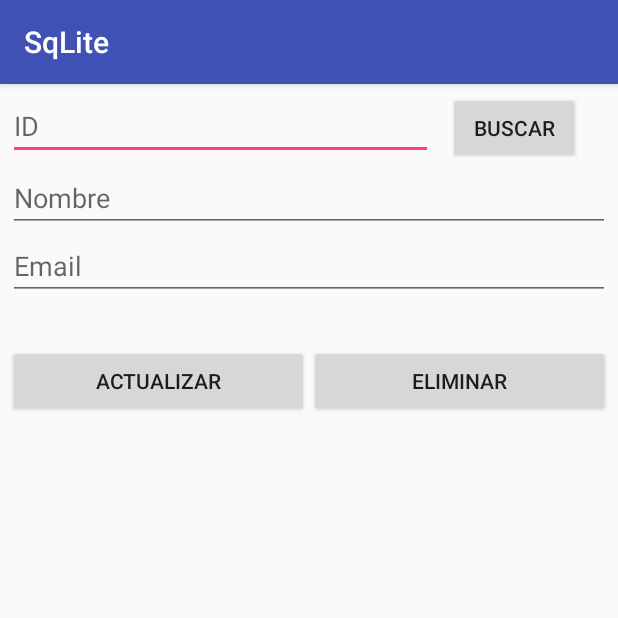
After one commit to oriolrivera/androidTree, an Android app: the ManagerUser screen opened directly, with no data from a screen before it, on a phone screen of 412 x 824 dp, the top half of it. The commit adds this screen. Run offline under Robolectric (Android 15) with nearby library versions, the phone set to English and light mode, and no system bars.

Commit message:
consultar usuario por id
Pantalla consultar usuario por id, usando rawQuery y query

```diff
--- a/sqLite/app/src/main/AndroidManifest.xml
+++ b/sqLite/app/src/main/AndroidManifest.xml
@@ -19,6 +19,7 @@
         <activity android:name=".Controllers.SaveUser" />
         <activity android:name=".Controllers.Users" />
         <activity android:name=".Controllers.UsersList" />
+        <activity android:name=".Controllers.ManagerUser"></activity>
     </application>
 
 </manifest>
--- /dev/null
+++ b/sqLite/app/src/main/java/com/sqlite/user/sqlite/Controllers/ManagerUser.java
@@ -0,0 +1,81 @@
+package com.sqlite.user.sqlite.Controllers;
+
+import android.database.Cursor;
+import android.database.sqlite.SQLiteDatabase;
+import android.support.v7.app.AppCompatActivity;
+import android.os.Bundle;
+import android.view.View;
+import android.widget.EditText;
+import android.widget.Toast;
+
+import com.sqlite.user.sqlite.Config.ConnectionSQLiteHelper;
+import com.sqlite.user.sqlite.R;
+import com.sqlite.user.sqlite.SqlLite.CreateUsersTable;
+
+public class ManagerUser extends AppCompatActivity {
+
+    EditText inputId, inputName, inputEmail;
+
+    ConnectionSQLiteHelper conn;
+
+    @Override
+    protected void onCreate(Bundle savedInstanceState) {
+        super.onCreate(savedInstanceState);
+        setContentView(R.layout.activity_manager_user);
+
+        conn = new ConnectionSQLiteHelper(getApplicationContext());
+
+        inputId = (EditText) findViewById(R.id.inputUserId);
+        inputName = (EditText) findViewById(R.id.inputUserName);
+        inputEmail = (EditText) findViewById(R.id.inputUserEmail);
+    }
+
+    public void onClick(View view){
+        switch (view.getId()){
+            case R.id.btnSearch:
+                getUser();
+                //getUserSql();
+                break;
+        }
+    }
+
+    private void getUserSql() {
+        SQLiteDatabase db = conn.getReadableDatabase();
+        String[] params = {inputId.getText().toString()};
+
+        try {
+
+            Cursor cursor = db.rawQuery("SELECT "+CreateUsersTable.KEY_NAME+","+CreateUsersTable.KEY_EMAIL
+                            +" FROM "+CreateUsersTable.TABLE_USER+" WHERE "+CreateUsersTable.KEY_ID +"=?", params);
+            cursor.moveToFirst();
+            inputName.setText(cursor.getString(0));
+            inputEmail.setText(cursor.getString(1));
+
+        }catch (Exception e){
+            Toast.makeText(getApplicationContext(),"El registro no existe",Toast.LENGTH_LONG).show();
+            clearInputs();
+        }
+
+    }
+
+    private void getUser() {
+        SQLiteDatabase db = conn.getReadableDatabase();
+        String[] params = {inputId.getText().toString()};
+        String[] inputs = {CreateUsersTable.KEY_NAME, CreateUsersTable.KEY_EMAIL};
+
+        try {
+            Cursor cursor = db.query(CreateUsersTable.TABLE_USER, inputs, CreateUsersTable.KEY_ID + " = ?", params,null,null,null);
+            cursor.moveToFirst();
+            inputName.setText(cursor.getString(0));
+            inputEmail.setText(cursor.getString(1));
+            cursor.close();
+        }catch (Exception ex){
+            Toast.makeText(getApplicationContext(),"El registro no existe",Toast.LENGTH_LONG).show();
+            clearInputs();
+        }
+
+    }
+
+    private void clearInputs() {
+    }
+}
--- a/sqLite/app/src/main/java/com/sqlite/user/sqlite/MainActivity.java
+++ b/sqLite/app/src/main/java/com/sqlite/user/sqlite/MainActivity.java
@@ -6,6 +6,7 @@ import android.os.Bundle;
 import android.util.Log;
 import android.view.View;
 
+import com.sqlite.user.sqlite.Controllers.ManagerUser;
 import com.sqlite.user.sqlite.Controllers.SaveUser;
 import com.sqlite.user.sqlite.Controllers.Users;
 import com.sqlite.user.sqlite.Controllers.UsersList;
@@ -36,6 +37,9 @@ public class MainActivity extends AppCompatActivity {
             case R.id.btnRecyclerViewUser:
                 myIntent = new Intent(MainActivity.this, UsersList.class);
                 break;
+            case R.id.btnManagerUser:
+                myIntent = new Intent(MainActivity.this, ManagerUser.class);
+                break;
 
         }
         if (myIntent != null){
--- a/sqLite/app/src/main/res/layout/activity_main.xml
+++ b/sqLite/app/src/main/res/layout/activity_main.xml
@@ -27,4 +27,11 @@
             android:onClick="onClick"
             android:text="RecyclerView Lista usuarios" />
 
+        <Button
+            android:id="@+id/btnManagerUser"
+            android:layout_width="match_parent"
+            android:layout_height="wrap_content"
+            android:text="Administrar usuarios"
+            android:onClick="onClick"/>
+
 </LinearLayout>
--- /dev/null
+++ b/sqLite/app/src/main/res/layout/activity_manager_user.xml
@@ -0,0 +1,73 @@
+<?xml version="1.0" encoding="utf-8"?>
+<LinearLayout xmlns:android="http://schemas.android.com/apk/res/android"
+    xmlns:app="http://schemas.android.com/apk/res-auto"
+    xmlns:tools="http://schemas.android.com/tools"
+    android:layout_width="match_parent"
+    android:layout_height="match_parent"
+    android:paddingBottom="5dp"
+    android:paddingLeft="5dp"
+    android:paddingRight="5dp"
+    android:paddingTop="5dp"
+    android:orientation="vertical"
+    tools:context="com.sqlite.user.sqlite.Controllers.ManagerUser">
+
+    <LinearLayout
+        android:layout_width="match_parent"
+        android:layout_height="wrap_content"
+        android:orientation="horizontal"
+        android:weightSum="1">
+
+        <EditText
+            android:id="@+id/inputUserId"
+            android:layout_width="wrap_content"
+            android:layout_height="wrap_content"
+            android:hint="ID"
+            android:layout_weight="0.93" />
+
+        <Button
+            android:id="@+id/btnSearch"
+            android:layout_width="wrap_content"
+            android:layout_height="wrap_content"
+            android:layout_marginLeft="10dp"
+            android:text="Buscar"
+            android:onClick="onClick"/>
+
+
+    </LinearLayout>
+
+    <EditText
+        android:id="@+id/inputUserName"
+        android:layout_width="match_parent"
+        android:layout_height="wrap_content"
+        android:hint="Nombre"/>
+
+    <EditText
+        android:id="@+id/inputUserEmail"
+        android:layout_width="match_parent"
+        android:layout_height="wrap_content"
+        android:hint="Email"/>
+
+    <LinearLayout
+        android:layout_marginTop="30dp"
+        android:layout_width="match_parent"
+        android:layout_height="wrap_content"
+        android:orientation="horizontal"
+        android:weightSum="1">
+
+        <Button
+            android:id="@+id/btnUpdate"
+            android:layout_width="match_parent"
+            android:layout_height="wrap_content"
+            android:text="Actualizar"
+            android:layout_weight="0.5"
+            android:onClick="onClick"/>
+
+        <Button
+            android:id="@+id/btnDelete"
+            android:layout_width="match_parent"
+            android:layout_height="wrap_content"
+            android:text="Eliminar"
+            android:layout_weight="0.5"
+            android:onClick="onClick"/>
+    </LinearLayout>
+</LinearLayout>
```
